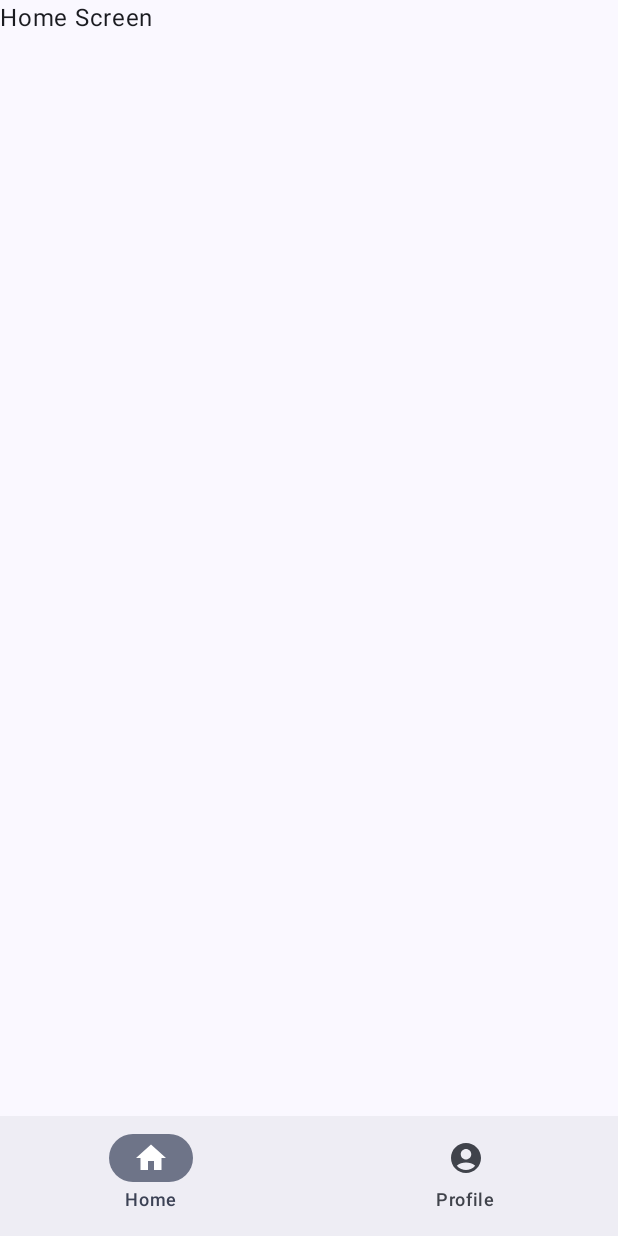
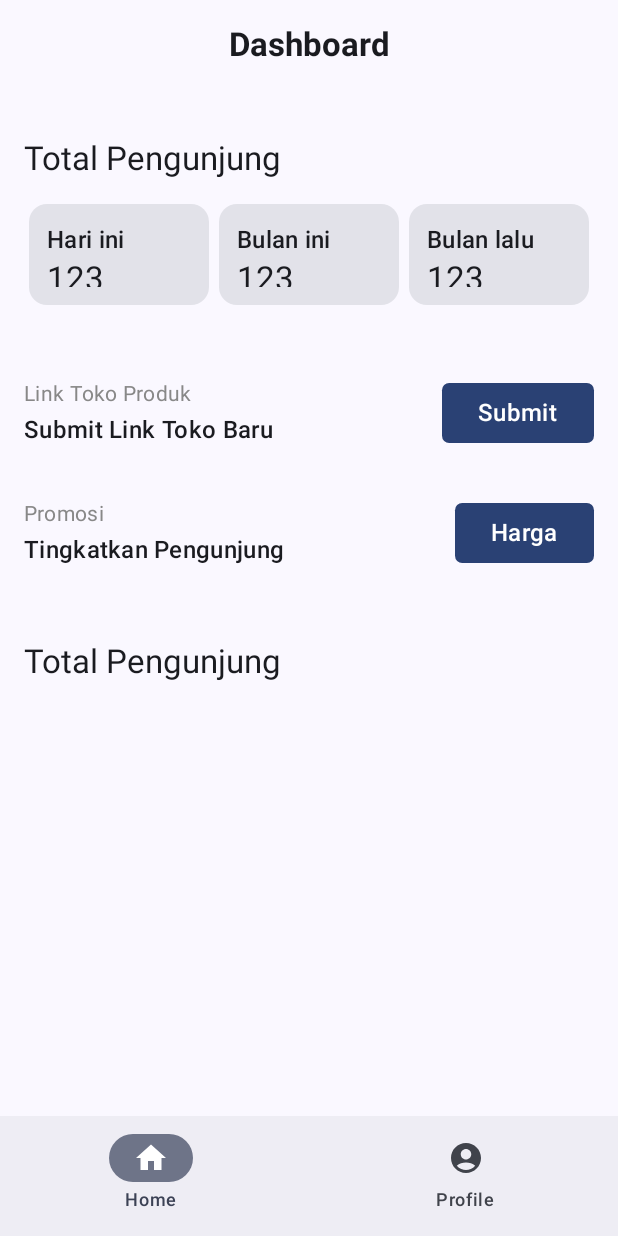
Before and after one commit to Arvigo-Capstone/arvigo-mitra-app, an Android app built with Jetpack Compose: the HomeScreen screen opened through its navigation route, on a phone screen of 412 x 824 dp. Run offline under Robolectric (Android 15) with nearby library versions, the phone set to English and light mode, and no system bars.

Commit message:
feat: add home header UI

```diff
--- a/app/src/main/java/id/arvigo/arvigomitraapp/ui/feature/home/HomeScreen.kt
+++ b/app/src/main/java/id/arvigo/arvigomitraapp/ui/feature/home/HomeScreen.kt
@@ -1,12 +1,140 @@
 package id.arvigo.arvigomitraapp.ui.feature.home
 
-import androidx.compose.material3.Text
+import androidx.compose.foundation.layout.*
+import androidx.compose.foundation.shape.RoundedCornerShape
+import androidx.compose.material3.*
 import androidx.compose.runtime.Composable
+import androidx.compose.ui.Alignment
+import androidx.compose.ui.Modifier
+import androidx.compose.ui.graphics.Color
+import androidx.compose.ui.text.font.FontWeight
+import androidx.compose.ui.text.style.TextAlign
+import androidx.compose.ui.unit.dp
 import androidx.navigation.NavController
 
 @Composable
 fun HomeScreen(
     navController: NavController,
 ) {
-    Text(text = "Home Screen")
+    HomeScreenContent()
 }
+
+
+@OptIn(ExperimentalMaterial3Api::class)
+@Composable
+fun HomeScreenContent() {
+    Scaffold() {
+        Column(
+            modifier = Modifier
+                .padding(it)
+                .padding(16.dp)
+        ) {
+            Text(
+                modifier = Modifier
+                    .fillMaxWidth(),
+                text = "Dashboard",
+                style = MaterialTheme.typography.titleLarge.copy(
+                    fontWeight = FontWeight.Bold,
+                ),
+                textAlign = TextAlign.Center,
+            )
+            Spacer(modifier = Modifier.height(48.dp))
+            Text(text = "Total Pengunjung", style = MaterialTheme.typography.titleLarge)
+            Row(
+                modifier = Modifier
+                    .fillMaxWidth()
+                    .padding(top = 16.dp),
+                horizontalArrangement = Arrangement.SpaceAround,
+            ) {
+                Card(
+                    modifier = Modifier
+                        .width(120.dp)
+                        .height(67.dp)
+                ) {
+                    Column(
+                        modifier = Modifier
+                            .padding(12.dp)
+                    ) {
+                        Text(text = "Hari ini", style = MaterialTheme.typography.titleMedium)
+                        Text(text = "123", style = MaterialTheme.typography.titleLarge)
+                    }
+                }
+                Card(
+                    modifier = Modifier
+                        .width(120.dp)
+                        .height(67.dp)
+                ) {
+                    Column(
+                        modifier = Modifier
+                            .padding(12.dp)
+                    ) {
+                        Text(text = "Bulan ini", style = MaterialTheme.typography.titleMedium)
+                        Text(text = "123", style = MaterialTheme.typography.titleLarge)
+                    }
+                }
+                Card(
+                    modifier = Modifier
+                        .width(120.dp)
+                        .height(67.dp)
+                ) {
+                    Column(
+                        modifier = Modifier
+                            .padding(12.dp)
+                    ) {
+                        Text(text = "Bulan lalu", style = MaterialTheme.typography.titleMedium)
+                        Text(text = "123", style = MaterialTheme.typography.titleLarge)
+                    }
+                }
+            }
+            Spacer(modifier = Modifier.height(48.dp))
+            Row(
+                modifier = Modifier
+                    .fillMaxWidth(),
+                horizontalArrangement = Arrangement.SpaceBetween,
+                verticalAlignment = Alignment.CenterVertically,
+            ) {
+                Column() {
+                    Text(text = "Link Toko Produk", style = MaterialTheme.typography.bodyMedium.copy(
+                        color = Color.Gray
+                    ))
+                    Spacer(modifier = Modifier.height(2.dp))
+                    Text(
+                        text = "Submit Link Toko Baru", style = MaterialTheme.typography.titleMedium.copy(
+                        ))
+                }
+                Button(
+                    onClick = { /*TODO*/ },
+                    shape = RoundedCornerShape(12),
+                ) {
+                    Text(text = "Submit", style = MaterialTheme.typography.titleMedium.copy(color = Color.White, fontWeight = FontWeight.SemiBold))
+                }
+            }
+            Spacer(modifier = Modifier.height(32.dp))
+            Row(
+                modifier = Modifier
+                    .fillMaxWidth(),
+                horizontalArrangement = Arrangement.SpaceBetween,
+                verticalAlignment = Alignment.CenterVertically,
+            ) {
+                Column() {
+                    Text(text = "Promosi", style = MaterialTheme.typography.bodyMedium.copy(
+                        color = Color.Gray,
+                    ))
+                    Spacer(modifier = Modifier.height(2.dp))
+                    Text(
+                        text = "Tingkatkan Pengunjung", style = MaterialTheme.typography.titleMedium.copy(
+                        ))
+                }
+                Button(
+                    onClick = { /*TODO*/ },
+                    shape = RoundedCornerShape(12),
+                ) {
+                    Text(text = "Harga", style = MaterialTheme.typography.titleMedium.copy(color = Color.White, fontWeight = FontWeight.SemiBold))
+                }
+            }
+            Spacer(modifier = Modifier.height(48.dp))
+            Text(text = "Total Pengunjung", style = MaterialTheme.typography.titleLarge)
+            Spacer(modifier = Modifier.height(16.dp))
+        }
+    }
+}
```
